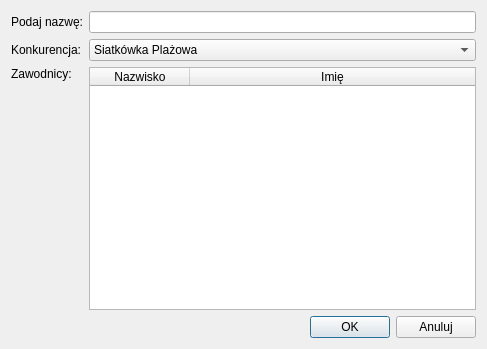
Before: the Qt Designer form ui/addteamdialog.ui in Arquanite/ProjektPO, drawn with Qt 5.
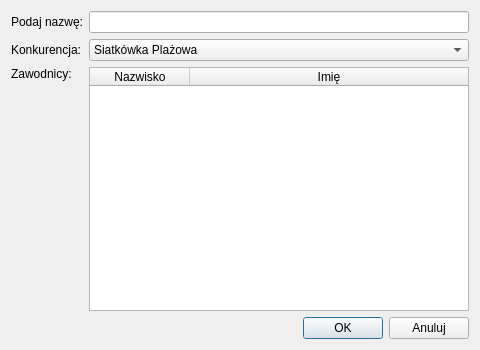
After: the same form once the commit is applied.

The edit to the form file:
```diff
--- a/ui/addteamdialog.ui
+++ b/ui/addteamdialog.ui
@@ -6,8 +6,8 @@
    <rect>
     <x>0</x>
     <y>0</y>
-    <width>487</width>
-    <height>349</height>
+    <width>480</width>
+    <height>350</height>
    </rect>
   </property>
   <property name="windowTitle">
```
